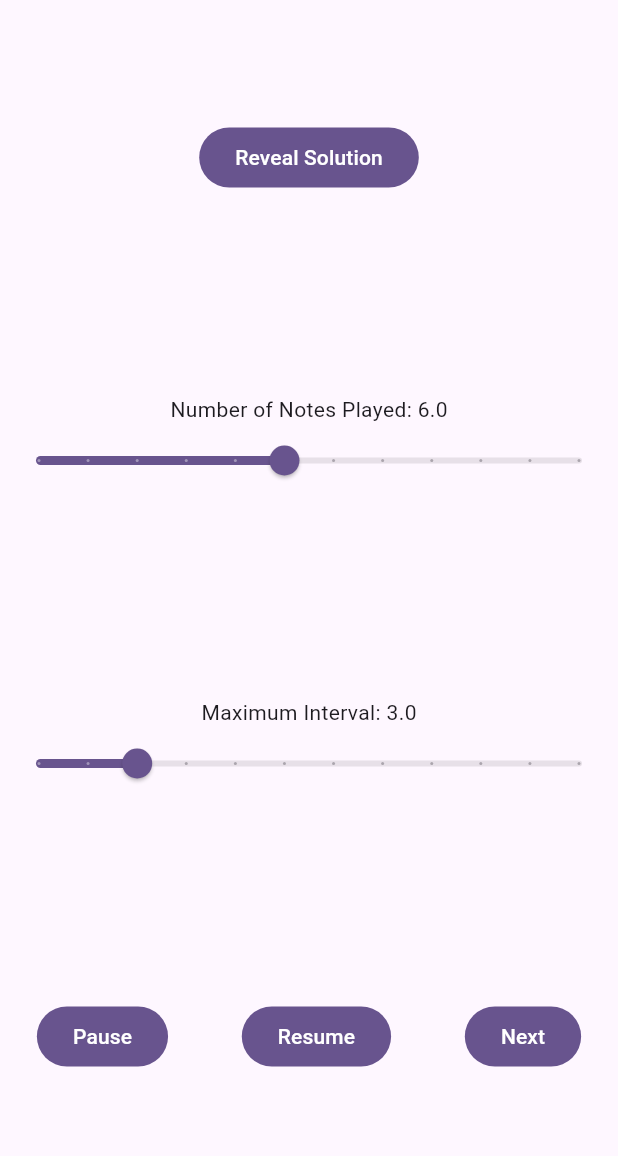
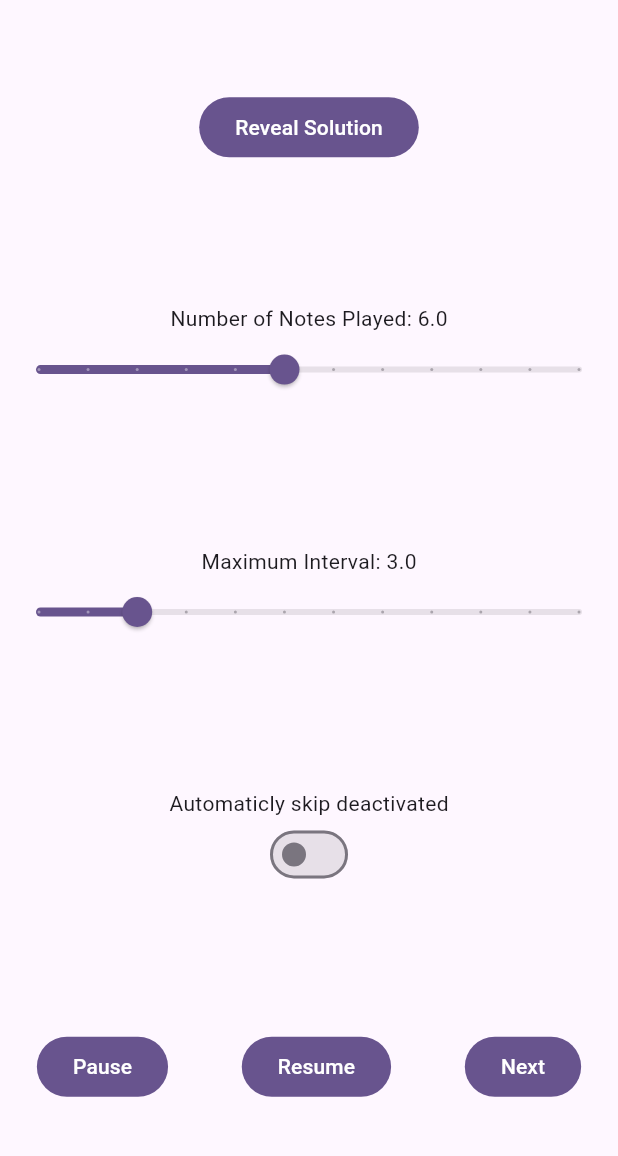
Before and after one commit to Raphael2b3/simple_perfect_pitch_trainer, a Flutter app: the screen it shows after launch, after a tap on "Next", on a phone screen of 412 x 824 dp, the part 63-1219 px from its top. Run offline on Flutter 3.47's test engine with Material 3 defaults, Android fonts, the light colour scheme and no system bars; our stand-ins replace audioplayers, flutter_riverpod, numberpicker, riverpod_annotation; generated files the repository leaves out were written again.

Commit message:
better stop

```diff
--- a/lib/chord_player.dart
+++ b/lib/chord_player.dart
@@ -62,7 +62,9 @@ class _ChordControllerState extends ConsumerState<ChordController> {
   @override
   Widget build(BuildContext context) {
     var chordPlayer = ref.watch(chordPlayerProvider);
-
+    ref.listen(chordPlayerProvider, (old,newItem) {setState(() {
+      revealed = false;
+    }); } );
     if (revealed) {
       return Expanded(
         child: ListView(
--- a/lib/home_page.dart
+++ b/lib/home_page.dart
@@ -1,6 +1,8 @@
+import 'dart:async';
 
 import 'package:flutter/material.dart';
 import 'package:flutter_riverpod/flutter_riverpod.dart';
+import 'package:numberpicker/numberpicker.dart';
 
 import 'chord_generator.dart';
 import 'chord_player.dart';
@@ -17,6 +19,40 @@ class HomePage extends ConsumerStatefulWidget {
 class _HomePageState extends ConsumerState<HomePage> {
   double numberOfNotes = 5;
   double maxInterval = 3;
+  bool autoNext = false;
+  int skipTimeout = 30;
+
+  Timer? timer;
+
+  void reInitTimer() {
+    timer?.cancel();
+    timer = Timer.periodic(Duration(seconds: skipTimeout), (Timer t) async {
+      if (autoNext) {
+        await nextChord();
+      }
+    });
+  }
+
+  @override
+  void dispose() {
+    timer?.cancel();
+    super.dispose();
+  }
+
+  @override
+  void initState() {
+    // call a function every n seconds:
+    reInitTimer();
+
+    super.initState();
+  }
+
+  Future nextChord() async {
+    var chordPlayer = ref.read(chordPlayerProvider.notifier);
+    var scale = generateScale(numberOfNotes.toInt(), maxInterval.toInt());
+    await chordPlayer.loadNewPlayer(scale);
+    await chordPlayer.resume();
+  }
 
   @override
   Widget build(BuildContext context) {
@@ -63,6 +99,45 @@ class _HomePageState extends ConsumerState<HomePage> {
                 ),
               ],
             ),
+            Column(
+              children: [
+                Text(
+                  autoNext
+                      ? "Automaticly skip after $skipTimeout seconds"
+                      : "Automaticly skip deactivated",
+                ),
+                Row(
+                  mainAxisAlignment: MainAxisAlignment.center,
+                  children: [
+                    Switch(
+                      value: autoNext,
+                      onChanged: (n) {
+                        setState(() {
+                          autoNext = n;
+                        });
+                      },
+                    ),
+                    if (autoNext) ...[
+                      NumberPicker(
+                        value: skipTimeout,
+                        minValue: 0,
+                        maxValue: 300,
+                        step: 1,
+                        haptics: true,
+                        onChanged:
+                            (value) =>
+                            setState(() {
+                              skipTimeout = value;
+                              reInitTimer();
+                            }),
+                      ),
+                      Text("seconds"),
+                    ],
+                  ],
+                ),
+              ],
+            ),
+
             Row(
               mainAxisAlignment: MainAxisAlignment.spaceAround,
               children: [
@@ -78,16 +153,7 @@ class _HomePageState extends ConsumerState<HomePage> {
                   },
                   child: Text("Resume"),
                 ),
-                FilledButton(
-                  onPressed: () async {
-                    var scale = generateScale(
-                      numberOfNotes.toInt(),
-                      maxInterval.toInt(),
-                    );
-                    await chordPlayer.loadNewPlayer(scale);
-                  },
-                  child: Text("Next"),
-                ),
+                FilledButton(onPressed: nextChord, child: Text("Next")),
               ],
             ),
           ],
--- a/pubspec.yaml
+++ b/pubspec.yaml
@@ -37,6 +37,7 @@ dependencies:
   audioplayers: ^6.1.0
   flutter_riverpod: ^2.6.1
   riverpod_annotation: ^2.6.1
+  numberpicker: ^2.1.2
 
 dev_dependencies:
   flutter_test:
```
Also changed, not shown: pubspec.lock.
